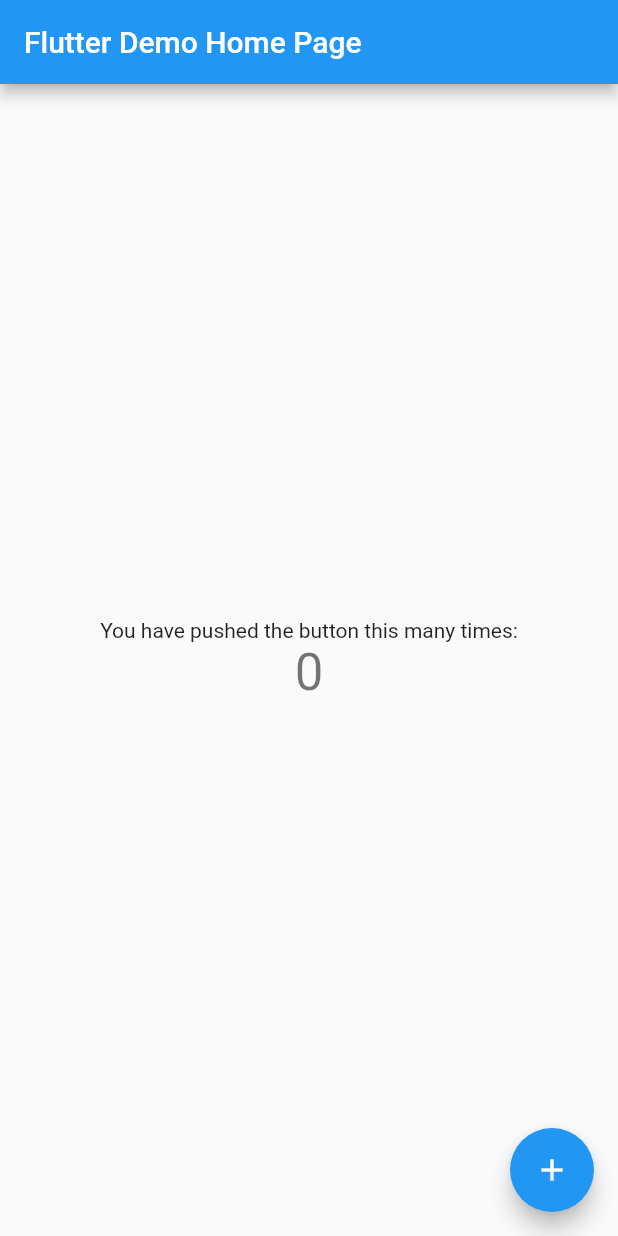
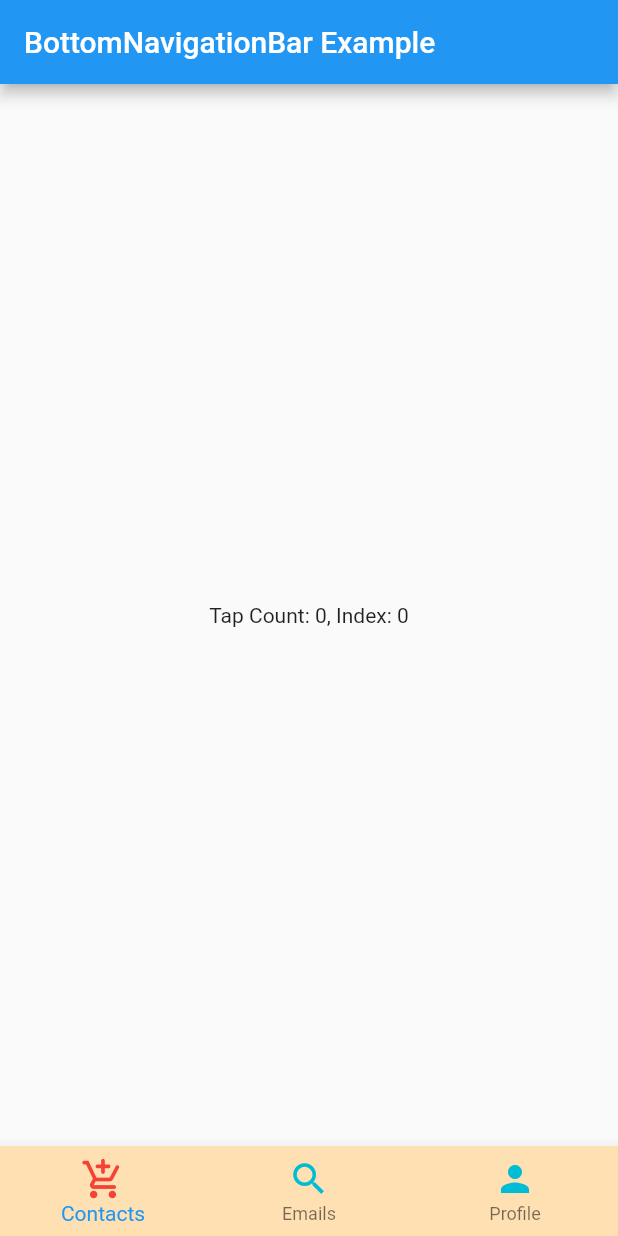
Before and after one commit to timtimjnvr/ideat, a Flutter app: the screen it shows after launch, on a phone screen of 412 x 824 dp. Run offline on Flutter 3.47's test engine with Material 2 defaults, Android fonts, the phone set to English and light mode, and no system bars.

Commit message:
feat : non-working navigationBar item

```diff
--- a/ideat/lib/main.dart
+++ b/ideat/lib/main.dart
@@ -7,109 +7,75 @@
 class MyApp extends StatelessWidget {
   const MyApp({Key? key}) : super(key: key);
 
-  // This widget is the root of your application.
   @override
   Widget build(BuildContext context) {
     return MaterialApp(
-      title: 'Flutter Demo',
+      title: 'Title of Application',
       theme: ThemeData(
-        // This is the theme of your application.
-        //
-        // Try running your application with "flutter run". You'll see the
-        // application has a blue toolbar. Then, without quitting the app, try
-        // changing the primarySwatch below to Colors.green and then invoke
-        // "hot reload" (press "r" in the console where you ran "flutter run",
-        // or simply save your changes to "hot reload" in a Flutter IDE).
-        // Notice that the counter didn't reset back to zero; the application
-        // is not restarted.
         primarySwatch: Colors.blue,
+        visualDensity: VisualDensity.adaptivePlatformDensity,
       ),
-      home: const MyHomePage(title: 'Flutter Demo Home Page'),
+      home: const MyHomePage(),
     );
   }
 }
 
 class MyHomePage extends StatefulWidget {
-  const MyHomePage({Key? key, required this.title}) : super(key: key);
-
-  // This widget is the home page of your application. It is stateful, meaning
-  // that it has a State object (defined below) that contains fields that affect
-  // how it looks.
-
-  // This class is the configuration for the state. It holds the values (in this
-  // case the title) provided by the parent (in this case the App widget) and
-  // used by the build method of the State. Fields in a Widget subclass are
-  // always marked "final".
-
-  final String title;
+  const MyHomePage({Key? key}) : super(key: key);
 
   @override
-  State<MyHomePage> createState() => _MyHomePageState();
+  State<StatefulWidget> createState() {
+    return MyHomePageState();
+  }
 }
 
-class _MyHomePageState extends State<MyHomePage> {
-  int _counter = 0;
-
-  void _incrementCounter() {
-    setState(() {
-      // This call to setState tells the Flutter framework that something has
-      // changed in this State, which causes it to rerun the build method below
-      // so that the display can reflect the updated values. If we changed
-      // _counter without calling setState(), then the build method would not be
-      // called again, and so nothing would appear to happen.
-      _counter++;
-    });
-  }
+class MyHomePageState extends State<MyHomePage> {
+  int tapCount = 0;
+  int selectedIndex = 0;
 
   @override
   Widget build(BuildContext context) {
-    // This method is rerun every time setState is called, for instance as done
-    // by the _incrementCounter method above.
-    //
-    // The Flutter framework has been optimized to make rerunning build methods
-    // fast, so that you can just rebuild anything that needs updating rather
-    // than having to individually change instances of widgets.
     return Scaffold(
       appBar: AppBar(
-        // Here we take the value from the MyHomePage object that was created by
-        // the App.build method, and use it to set our appbar title.
-        title: Text(widget.title),
+        title: const Text("BottomNavigationBar Example"),
       ),
       body: Center(
-        // Center is a layout widget. It takes a single child and positions it
-        // in the middle of the parent.
-        child: Column(
-          // Column is also a layout widget. It takes a list of children and
-          // arranges them vertically. By default, it sizes itself to fit its
-          // children horizontally, and tries to be as tall as its parent.
-          //
-          // Invoke "debug painting" (press "p" in the console, choose the
-          // "Toggle Debug Paint" action from the Flutter Inspector in Android
-          // Studio, or the "Toggle Debug Paint" command in Visual Studio Code)
-          // to see the wireframe for each widget.
-          //
-          // Column has various properties to control how it sizes itself and
-          // how it positions its children. Here we use mainAxisAlignment to
-          // center the children vertically; the main axis here is the vertical
-          // axis because Columns are vertical (the cross axis would be
-          // horizontal).
-          mainAxisAlignment: MainAxisAlignment.center,
-          children: <Widget>[
-            const Text(
-              'You have pushed the button this many times:',
-            ),
-            Text(
-              '$_counter',
-              style: Theme.of(context).textTheme.headline4,
-            ),
-          ],
-        ),
+          child: Text("Tap Count: " +
+              tapCount.toString() +
+              ", Index: " +
+              selectedIndex.toString())),
+      bottomNavigationBar: BottomNavigationBar(
+        currentIndex: selectedIndex,
+        selectedIconTheme:
+            const IconThemeData(color: Colors.red, opacity: 1.0, size: 30),
+        backgroundColor: Colors.orange.shade100,
+        unselectedIconTheme:
+            const IconThemeData(color: Colors.cyan, opacity: 1.0, size: 28),
+        items: const [
+          BottomNavigationBarItem(
+            icon: Icon(Icons.add_shopping_cart_rounded),
+            title: Text("Contacts"),
+          ),
+          BottomNavigationBarItem(
+            icon: Icon(Icons.search),
+            title: Text("Emails"),
+          ),
+          BottomNavigationBarItem(
+            icon: Icon(Icons.person),
+            title: Text("Profile"),
+          )
+        ],
+        onTap: (int index) {
+          onTapHandler(index);
+        },
       ),
-      floatingActionButton: FloatingActionButton(
-        onPressed: _incrementCounter,
-        tooltip: 'Increment',
-        child: const Icon(Icons.add),
-      ), // This trailing comma makes auto-formatting nicer for build methods.
     );
   }
+
+  void onTapHandler(int index) {
+    setState(() {
+      tapCount++;
+      selectedIndex = index;
+    });
+  }
 }
```
Also changed, not shown: ideat/lib/pages/receip_detail.dart (added, +19 -0 lines), ideat/lib/pages/search.dart (added, +60 -0 lines), ideat/lib/pages/cart_list.dart (added), 1 other file.
